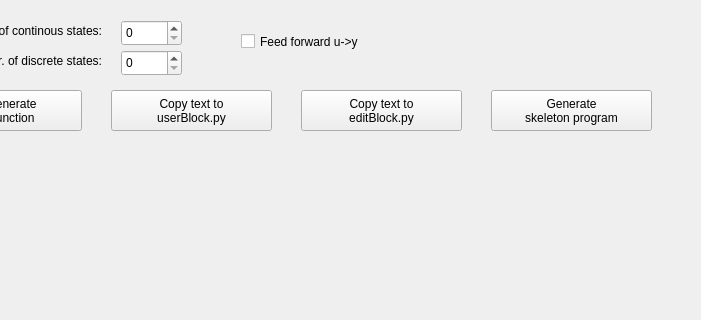
Above: BlockEditor/xblk.ui from robertobucher/pysimCoder before the change; both pictures show x 99 to 800 and y 0 to 320 of the 800 by 700 pixel window. Below: the same form after it.
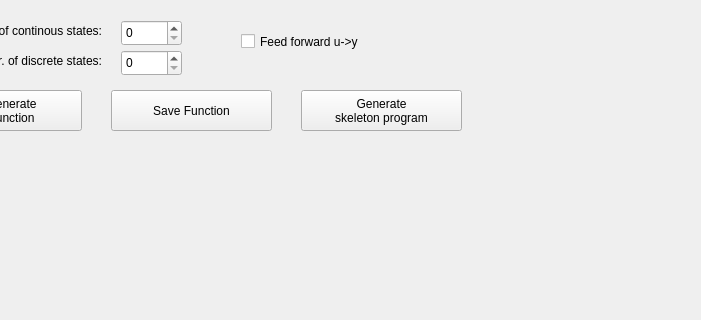
That is the form after the change.

Commit message: New methods to generate the class file

What changed in the file:
```diff
--- a/BlockEditor/xblk.ui
+++ b/BlockEditor/xblk.ui
@@ -106,28 +106,13 @@
      </rect>
     </property>
     <property name="text">
-     <string>Copy text to
-userBlock.py</string>
-    </property>
-   </widget>
-   <widget class="QPushButton" name="btnWriteText2">
-    <property name="geometry">
-     <rect>
-      <x>400</x>
-      <y>90</y>
-      <width>161</width>
-      <height>41</height>
-     </rect>
-    </property>
-    <property name="text">
-     <string>Copy text to
-editBlock.py</string>
+     <string>Save Function</string>
     </property>
    </widget>
    <widget class="QPushButton" name="btnGenSkel">
     <property name="geometry">
      <rect>
-      <x>590</x>
+      <x>400</x>
       <y>90</y>
       <width>161</width>
       <height>41</height>
```
Left out of the diff: 2 changed lines with no effect on the pictures. The commit also changes 1 other file.
